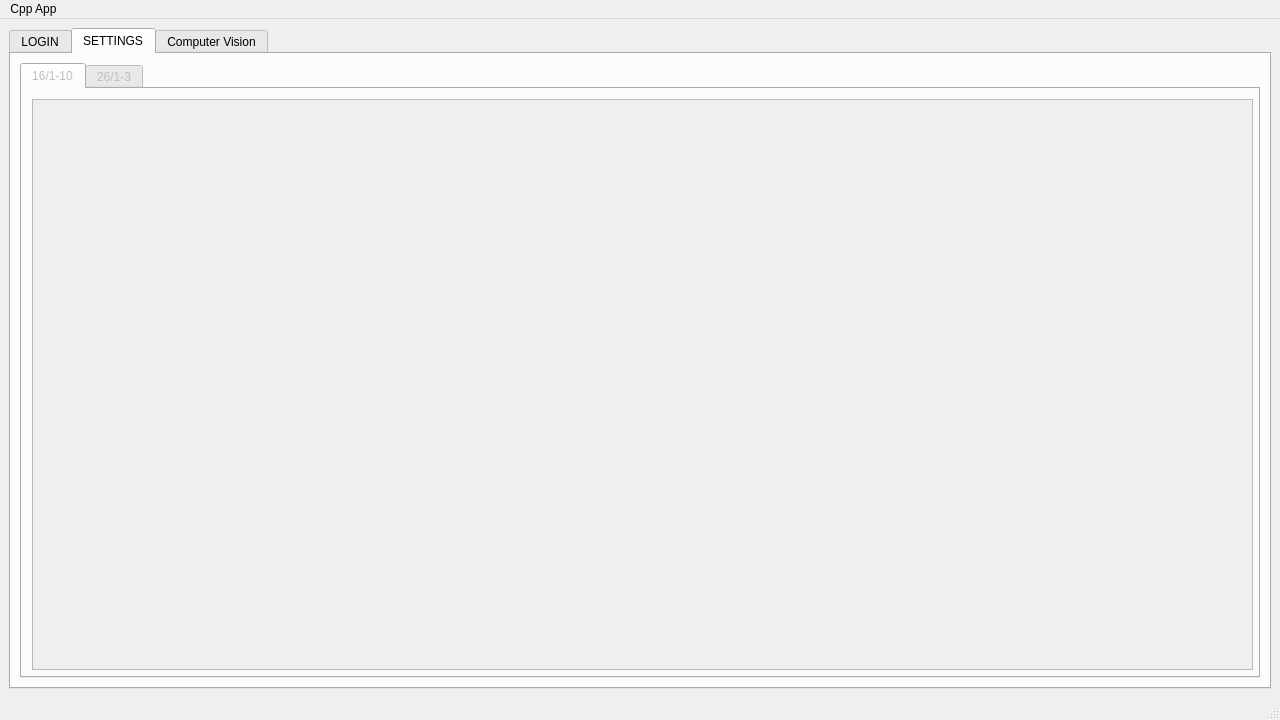
First picture: the form in computer_vision_app/cpp_main.ui, repository bogdandrienko/cpp-app, before the edit.
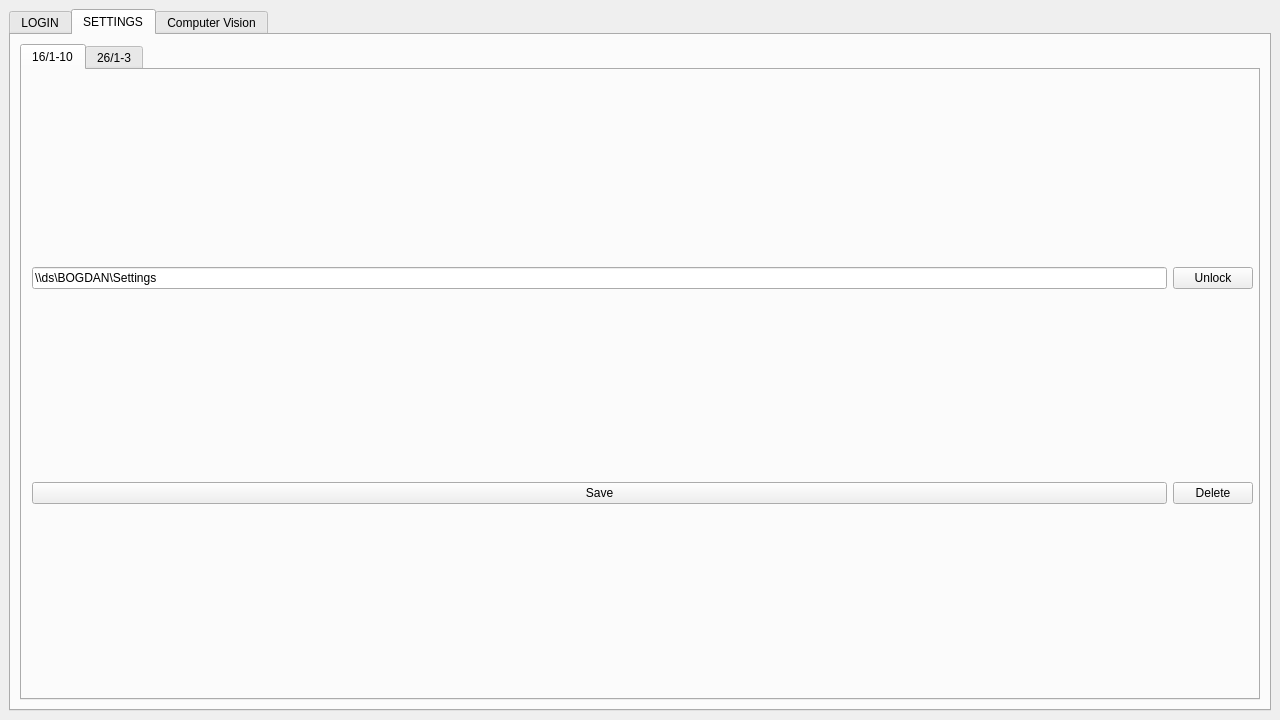
Second picture: the form after the edit. The open tabs and pages were chosen to show the change. Icons and pictures are not drawn.

The edit to the form file:
```diff
--- a/computer_vision_app/cpp_main.ui
+++ b/computer_vision_app/cpp_main.ui
@@ -29,7 +29,17 @@
    </size>
   </property>
   <property name="windowTitle">
-   <string>Video Analitic</string>
+   <string>SMART</string>
+  </property>
+  <property name="windowIcon">
+   <iconset>
+    <normaloff>icon.png</normaloff>icon.png</iconset>
+  </property>
+  <property name="iconSize">
+   <size>
+    <width>48</width>
+    <height>48</height>
+   </size>
   </property>
   <widget class="QWidget" name="centralwidget">
    <property name="sizePolicy">
@@ -165,7 +175,7 @@
       </widget>
       <widget class="QWidget" name="Settings_tab">
        <property name="enabled">
-        <bool>false</bool>
+        <bool>true</bool>
        </property>
        <attribute name="title">
         <string>SETTINGS</string>
@@ -173,6 +183,9 @@
        <layout class="QHBoxLayout" name="horizontalLayout_5">
         <item>
          <widget class="QTabWidget" name="tabWidget">
+          <property name="enabled">
+           <bool>true</bool>
+          </property>
           <property name="currentIndex">
            <number>0</number>
           </property>
@@ -180,15 +193,60 @@
            <attribute name="title">
             <string>16/1-10</string>
            </attribute>
-           <widget class="QTextEdit" name="textEdit">
+           <widget class="QWidget" name="gridLayoutWidget">
             <property name="geometry">
              <rect>
               <x>10</x>
               <y>10</y>
               <width>1221</width>
-              <height>571</height>
+              <height>611</height>
              </rect>
             </property>
+            <layout class="QGridLayout" name="gridLayout_2">
+             <item row="0" column="0">
+              <widget class="QLineEdit" name="Path_lineEdit">
+               <property name="enabled">
+                <bool>true</bool>
+               </property>
+               <property name="inputMask">
+                <string/>
+               </property>
+               <property name="text">
+                <string>\\ds\BOGDAN\Settings</string>
+               </property>
+               <property name="dragEnabled">
+                <bool>false</bool>
+               </property>
+               <property name="readOnly">
+                <bool>true</bool>
+               </property>
+               <property name="placeholderText">
+                <string>\\ds\BOGDAN\Settings</string>
+               </property>
+              </widget>
+             </item>
+             <item row="0" column="1">
+              <widget class="QPushButton" name="Unlock_pushButton">
+               <property name="text">
+                <string>Unlock</string>
+               </property>
+              </widget>
+             </item>
+             <item row="1" column="0">
+              <widget class="QPushButton" name="Save_pushButton">
+               <property name="text">
+                <string>Save</string>
+               </property>
+              </widget>
+             </item>
+             <item row="1" column="1">
+              <widget class="QPushButton" name="Delete_pushButton">
+               <property name="text">
+                <string>Delete</string>
+               </property>
+              </widget>
+             </item>
+            </layout>
            </widget>
           </widget>
           <widget class="QWidget" name="tab_4">
@@ -7995,39 +8053,6 @@
     </item>
    </layout>
   </widget>
-  <widget class="QMenuBar" name="menubar">
-   <property name="geometry">
-    <rect>
-     <x>0</x>
-     <y>0</y>
-     <width>1280</width>
-     <height>20</height>
-    </rect>
-   </property>
-   <widget class="QMenu" name="menuVision">
-    <property name="geometry">
-     <rect>
-      <x>265</x>
-      <y>99</y>
-      <width>136</width>
-      <height>50</height>
-     </rect>
-    </property>
-    <property name="sizePolicy">
-     <sizepolicy hsizetype="Maximum" vsizetype="Maximum">
-      <horstretch>0</horstretch>
-      <verstretch>0</verstretch>
-     </sizepolicy>
-    </property>
-    <property name="title">
-     <string>Cpp App</string>
-    </property>
-    <addaction name="separator"/>
-    <addaction name="separator"/>
-   </widget>
-   <addaction name="menuVision"/>
-  </widget>
-  <widget class="QStatusBar" name="statusbar"/>
  </widget>
  <resources/>
  <connections/>
```
Left out of the diff: 121 changed lines with no effect on the pictures.
